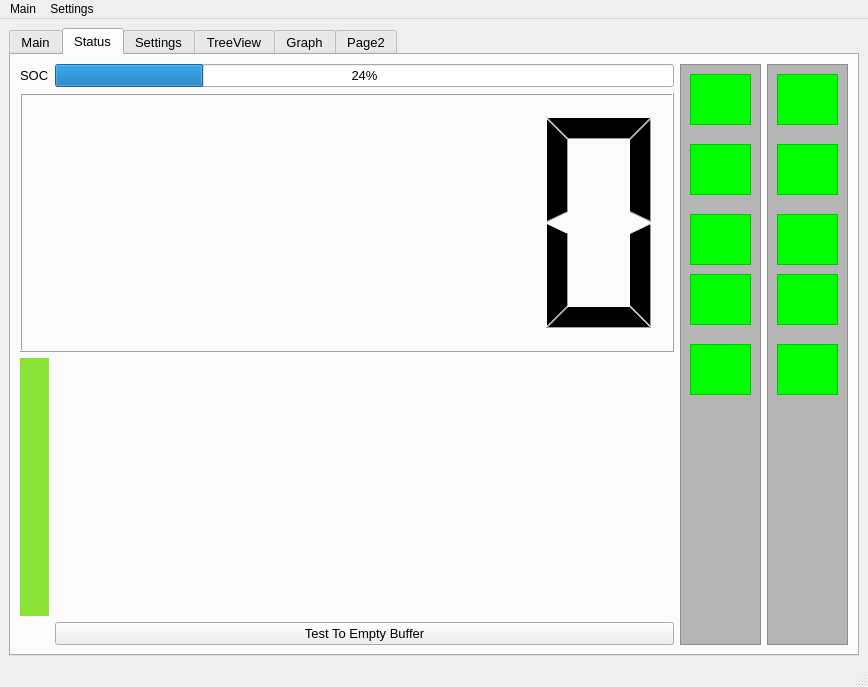
Above: gui/mainwindow2.ui from HK-AutoPlant/Gantry before the change. Below: the same form after it.
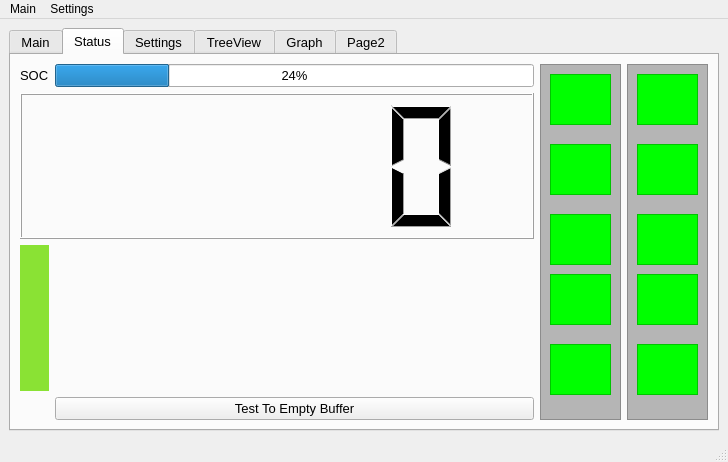
That is the form after the change. The open tabs and pages were chosen to show the change. Icons and pictures are not drawn. Custom widgets are drawn as their Qt base class.

```diff
--- a/gui/mainwindow2.ui
+++ b/gui/mainwindow2.ui
@@ -6,8 +6,8 @@
    <rect>
     <x>0</x>
     <y>0</y>
-    <width>868</width>
-    <height>687</height>
+    <width>728</width>
+    <height>462</height>
    </rect>
   </property>
   <property name="windowTitle">
@@ -1172,7 +1172,7 @@
     <rect>
      <x>0</x>
      <y>0</y>
-     <width>868</width>
+     <width>728</width>
      <height>21</height>
     </rect>
    </property>
```
Left out of the diff: 2 changed lines with no effect on the pictures.
